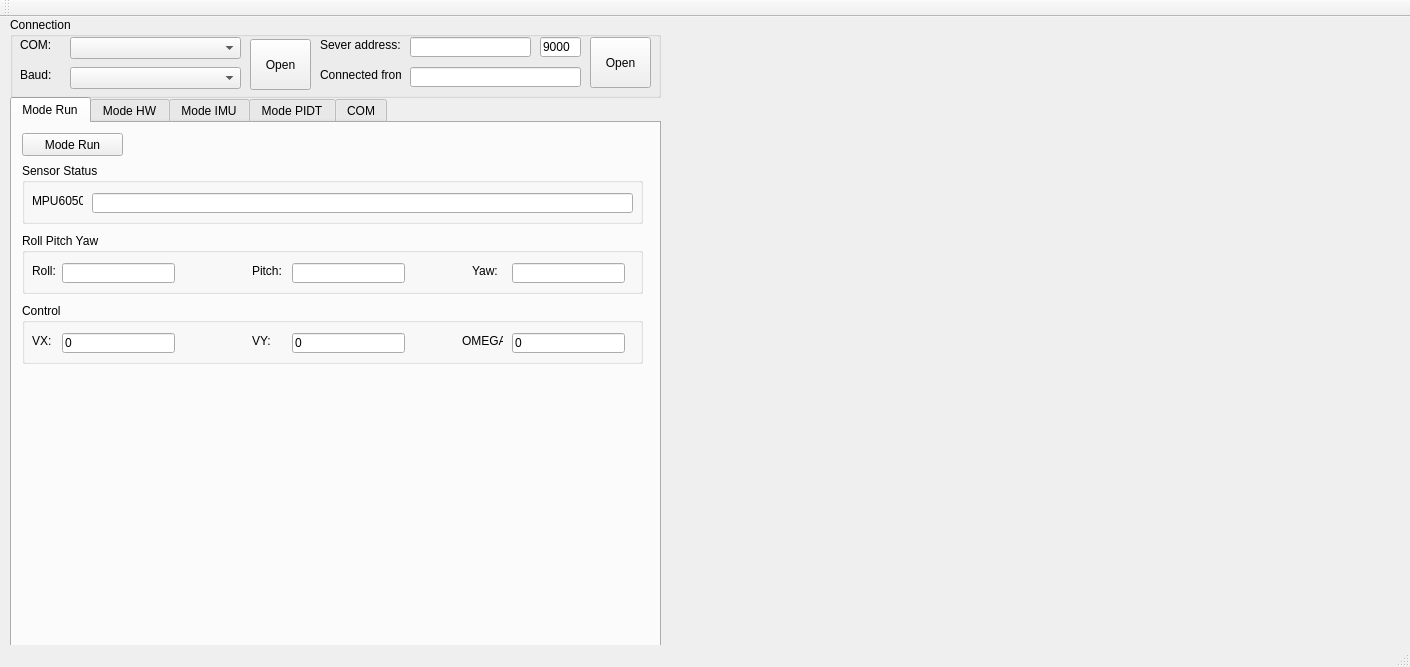
VincentOkala/2WheelsRobot, file Software/GCSQt/mainwindow.ui: the form before one commit.
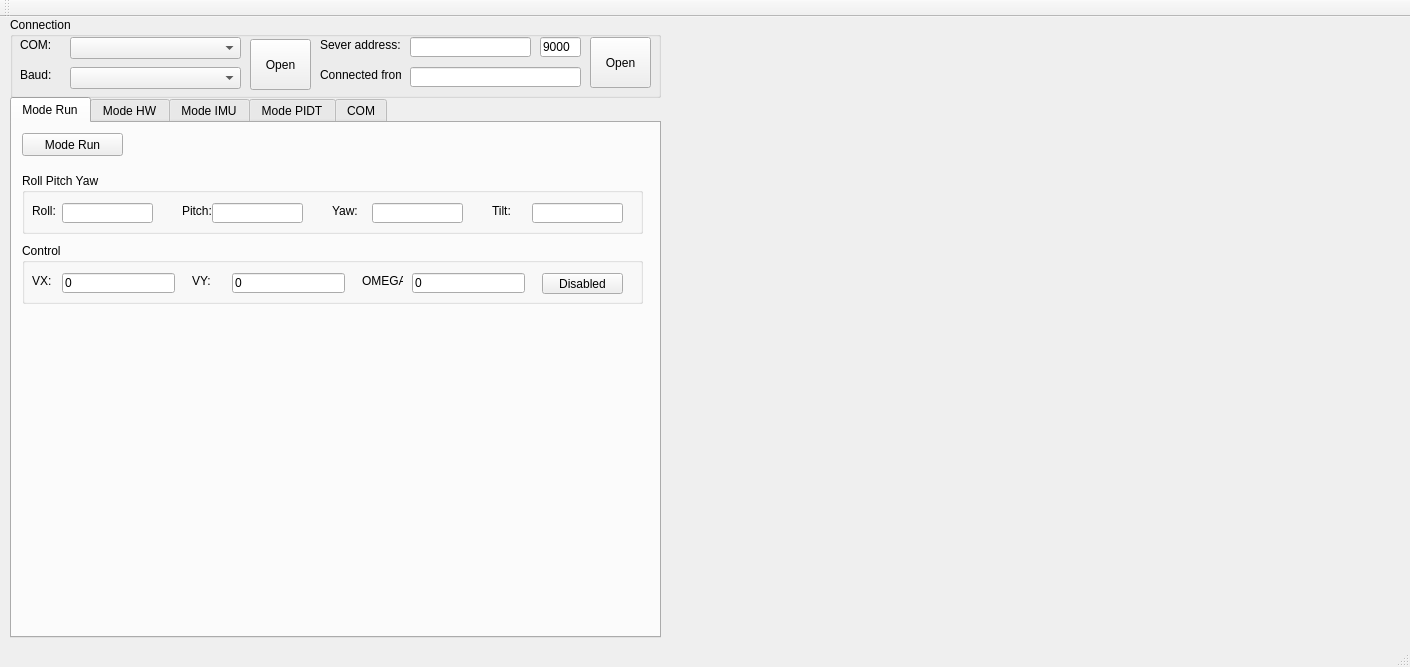
The form after the commit. The open tabs and pages were chosen to show the change. Custom widgets are drawn as their Qt base class.

What changed in the file:
```diff
--- a/Software/GCSQt/mainwindow.ui
+++ b/Software/GCSQt/mainwindow.ui
@@ -20,7 +20,7 @@
       <x>10</x>
       <y>80</y>
       <width>651</width>
-      <height>551</height>
+      <height>541</height>
      </rect>
     </property>
     <property name="currentIndex">
@@ -47,7 +47,7 @@
       <property name="geometry">
        <rect>
         <x>10</x>
-        <y>110</y>
+        <y>50</y>
         <width>621</width>
         <height>61</height>
        </rect>
@@ -73,7 +73,7 @@
         <rect>
          <x>40</x>
          <y>30</y>
-         <width>113</width>
+         <width>91</width>
          <height>20</height>
         </rect>
        </property>
@@ -81,7 +81,7 @@
       <widget class="QLabel" name="label_48">
        <property name="geometry">
         <rect>
-         <x>230</x>
+         <x>160</x>
          <y>30</y>
          <width>31</width>
          <height>16</height>
@@ -94,9 +94,9 @@
       <widget class="QLineEdit" name="txtBoxPitch">
        <property name="geometry">
         <rect>
-         <x>270</x>
+         <x>190</x>
          <y>30</y>
-         <width>113</width>
+         <width>91</width>
          <height>20</height>
         </rect>
        </property>
@@ -104,7 +104,7 @@
       <widget class="QLabel" name="label_54">
        <property name="geometry">
         <rect>
-         <x>450</x>
+         <x>310</x>
          <y>30</y>
          <width>31</width>
          <height>16</height>
@@ -117,45 +117,32 @@
       <widget class="QLineEdit" name="txtBoxYaw">
        <property name="geometry">
         <rect>
-         <x>490</x>
+         <x>350</x>
          <y>30</y>
-         <width>113</width>
+         <width>91</width>
          <height>20</height>
         </rect>
        </property>
       </widget>
-     </widget>
-     <widget class="QGroupBox" name="groupBox_13">
-      <property name="geometry">
-       <rect>
-        <x>10</x>
-        <y>40</y>
-        <width>621</width>
-        <height>61</height>
-       </rect>
-      </property>
-      <property name="title">
-       <string>Sensor Status</string>
-      </property>
-      <widget class="QLabel" name="label_55">
+      <widget class="QLabel" name="label_79">
        <property name="geometry">
         <rect>
-         <x>10</x>
+         <x>470</x>
          <y>30</y>
-         <width>51</width>
+         <width>31</width>
          <height>16</height>
         </rect>
        </property>
        <property name="text">
-        <string>MPU6050:</string>
+        <string>Tilt:</string>
        </property>
       </widget>
-      <widget class="QLineEdit" name="txtBoxMPU">
+      <widget class="QLineEdit" name="txtBoxYaw_2">
        <property name="geometry">
         <rect>
-         <x>70</x>
+         <x>510</x>
          <y>30</y>
-         <width>541</width>
+         <width>91</width>
          <height>20</height>
         </rect>
        </property>
@@ -165,7 +152,7 @@
       <property name="geometry">
        <rect>
         <x>10</x>
-        <y>180</y>
+        <y>120</y>
         <width>621</width>
         <height>61</height>
        </rect>
@@ -202,7 +189,7 @@
       <widget class="QLabel" name="label_62">
        <property name="geometry">
         <rect>
-         <x>230</x>
+         <x>170</x>
          <y>30</y>
          <width>31</width>
          <height>16</height>
@@ -215,7 +202,7 @@
       <widget class="QLineEdit" name="txtBoxVY">
        <property name="geometry">
         <rect>
-         <x>270</x>
+         <x>210</x>
          <y>30</y>
          <width>113</width>
          <height>20</height>
@@ -228,7 +215,7 @@
       <widget class="QLabel" name="label_63">
        <property name="geometry">
         <rect>
-         <x>440</x>
+         <x>340</x>
          <y>30</y>
          <width>41</width>
          <height>16</height>
@@ -241,7 +228,7 @@
       <widget class="QLineEdit" name="txtBoxOMEGA">
        <property name="geometry">
         <rect>
-         <x>490</x>
+         <x>390</x>
          <y>30</y>
          <width>113</width>
          <height>20</height>
@@ -251,6 +238,19 @@
         <string>0</string>
        </property>
       </widget>
+      <widget class="QPushButton" name="btn_control_enable_2">
+       <property name="geometry">
+        <rect>
+         <x>520</x>
+         <y>30</y>
+         <width>81</width>
+         <height>21</height>
+        </rect>
+       </property>
+       <property name="text">
+        <string>Disabled</string>
+       </property>
+      </widget>
      </widget>
     </widget>
     <widget class="QWidget" name="modeHW">
```
Left out of the diff: 8 changed lines with no effect on the pictures.
